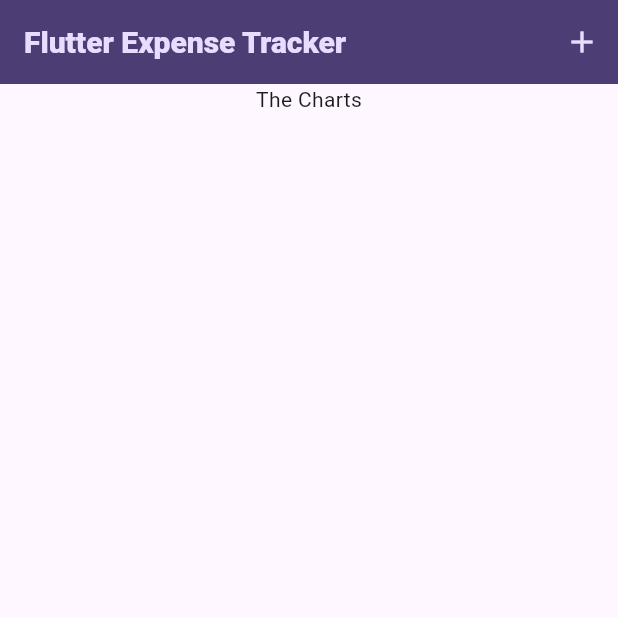
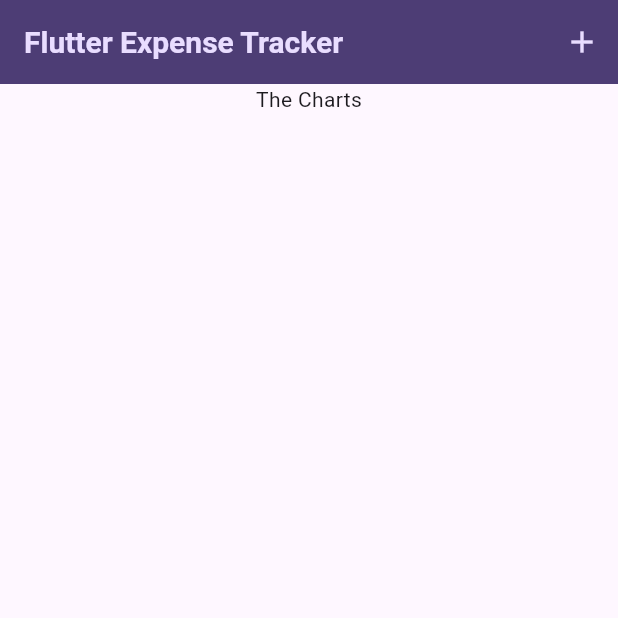
Before and after one commit to Vaibhav-kesarwani/Expense-Tracker-App, a Flutter app: the screen it shows after launch, on a phone screen of 412 x 824 dp, the top half of it. Run offline on Flutter 3.47's test engine with Material 3 defaults, Android fonts, the phone set to English and light mode, and no system bars.

Commit message:
Theme data in the app

```diff
--- a/lib/main.dart
+++ b/lib/main.dart
@@ -35,7 +35,7 @@ class MyApp extends StatelessWidget {
         ),
         textTheme: ThemeData().textTheme.copyWith(
               titleLarge: TextStyle(
-                fontWeight: FontWeight.w800,
+                fontWeight: FontWeight.bold,
                 color: kColorScheme.onSecondaryContainer,
                 fontSize: 20,
               ),
--- a/lib/widgets/expenses_list/expenses_list.dart
+++ b/lib/widgets/expenses_list/expenses_list.dart
@@ -17,6 +17,12 @@ class ExpensesList extends StatelessWidget {
     return ListView.builder(
       itemCount: expenses.length,
       itemBuilder: (ctx, index) => Dismissible(
+        background: Container(
+          color: Theme.of(context).colorScheme.error.withOpacity(0.9),
+          margin: EdgeInsets.symmetric(
+            horizontal: Theme.of(context).cardTheme.margin!.horizontal,
+          ),
+        ),
         key: ValueKey(expenses[index]),
         onDismissed: (direction) {
           onRemoveExpense(expenses[index]);
```
Also changed, not shown: lib/widgets/expenses_list/expense_item.dart (+6 -1 lines).
